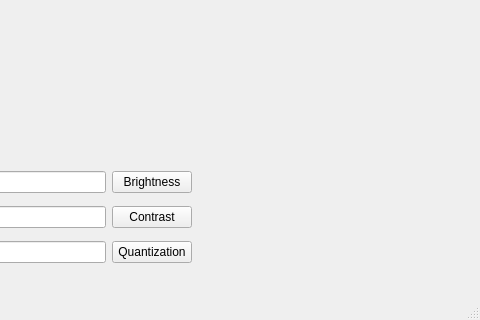
Before: the Qt Designer form Trabalho2/mainwindow.ui in PhPierceBrosnan/Photochope, drawn with Qt 5; both pictures show x 389 to 869 and y 366 to 686 of the 869 by 686 pixel window.
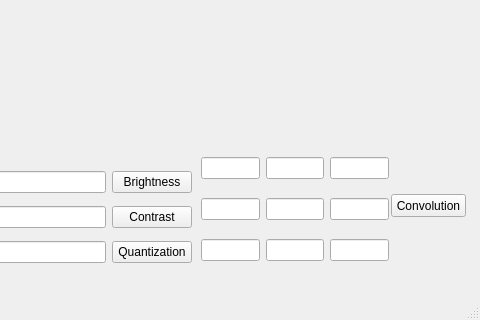
After: the same form once the commit is applied. Icons and pictures are not drawn.

```diff
--- a/Trabalho2/mainwindow.ui
+++ b/Trabalho2/mainwindow.ui
@@ -249,6 +249,94 @@
      <string>Histogram Matching</string>
     </property>
    </widget>
+   <widget class="QWidget" name="gridLayoutWidget">
+    <property name="geometry">
+     <rect>
+      <x>590</x>
+      <y>510</y>
+      <width>188</width>
+      <height>131</height>
+     </rect>
+    </property>
+    <layout class="QGridLayout" name="gridLayout">
+     <item row="0" column="0">
+      <widget class="QLineEdit" name="kernel1">
+       <property name="toolTip">
+        <string>a</string>
+       </property>
+      </widget>
+     </item>
+     <item row="0" column="1">
+      <widget class="QLineEdit" name="kernel2">
+       <property name="toolTip">
+        <string>a</string>
+       </property>
+      </widget>
+     </item>
+     <item row="0" column="2">
+      <widget class="QLineEdit" name="kernel3">
+       <property name="toolTip">
+        <string>a</string>
+       </property>
+      </widget>
+     </item>
+     <item row="1" column="0">
+      <widget class="QLineEdit" name="kernel4">
+       <property name="toolTip">
+        <string>a</string>
+       </property>
+      </widget>
+     </item>
+     <item row="1" column="1">
+      <widget class="QLineEdit" name="kernel5">
+       <property name="toolTip">
+        <string>a</string>
+       </property>
+      </widget>
+     </item>
+     <item row="1" column="2">
+      <widget class="QLineEdit" name="kernel6">
+       <property name="toolTip">
+        <string>a</string>
+       </property>
+      </widget>
+     </item>
+     <item row="2" column="0">
+      <widget class="QLineEdit" name="kernel7">
+       <property name="toolTip">
+        <string>a</string>
+       </property>
+      </widget>
+     </item>
+     <item row="2" column="1">
+      <widget class="QLineEdit" name="kernel8">
+       <property name="toolTip">
+        <string>a</string>
+       </property>
+      </widget>
+     </item>
+     <item row="2" column="2">
+      <widget class="QLineEdit" name="kernel9">
+       <property name="toolTip">
+        <string>a</string>
+       </property>
+      </widget>
+     </item>
+    </layout>
+   </widget>
+   <widget class="QPushButton" name="pushButton_14">
+    <property name="geometry">
+     <rect>
+      <x>780</x>
+      <y>560</y>
+      <width>75</width>
+      <height>23</height>
+     </rect>
+    </property>
+    <property name="text">
+     <string>Convolution</string>
+    </property>
+   </widget>
   </widget>
   <widget class="QMenuBar" name="menubar">
    <property name="geometry">
```
